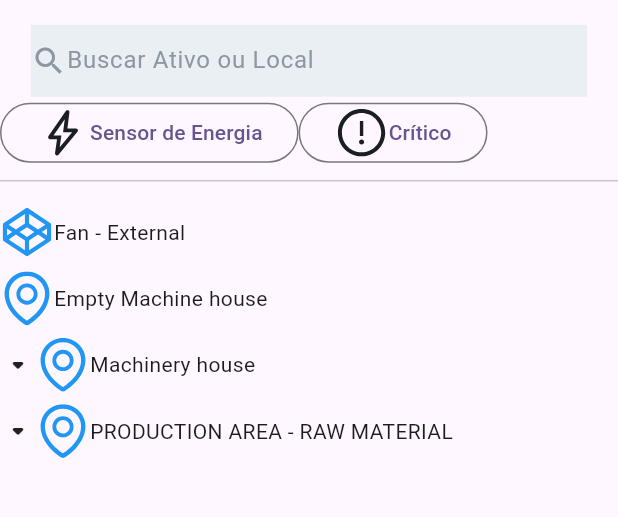
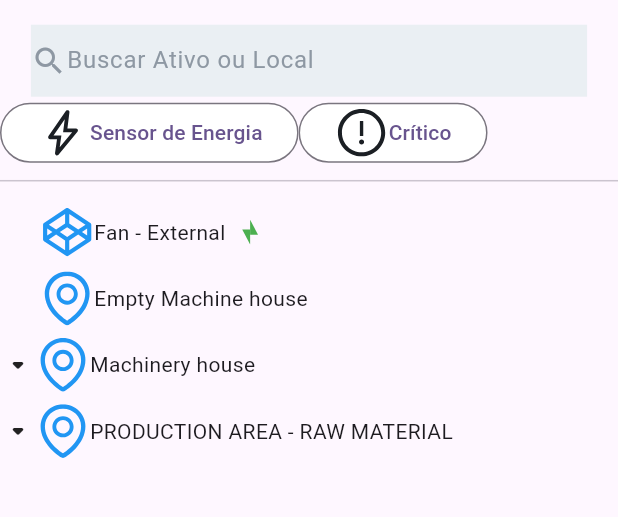
Before and after one commit to luizmaachado/tree-view, a Flutter app: the screen it shows after launch, after a tap on "Jaguar", on a phone screen of 412 x 824 dp, the part 84-601 px from its top. Run offline on Flutter 3.47's test engine with Material 3 defaults, Android fonts, the light colour scheme and no system bars; our stand-ins replace flutter_svg.

Commit message:
develop: implemented button filter and bugfix in search

```diff
--- a/tree_view/lib/view/asset_tree.dart
+++ b/tree_view/lib/view/asset_tree.dart
@@ -2,6 +2,7 @@ import 'package:flutter/material.dart';
 import 'package:flutter/rendering.dart';
 import 'package:flutter/widgets.dart';
 import 'package:flutter_svg/svg.dart';
+import 'package:tree_view/constants/companies_enum.dart';
 import 'package:tree_view/model/resource_model.dart';
 import 'package:tree_view/view/components/app_bar.dart';
 import 'package:tree_view/view/components/tree_list.dart';
@@ -9,7 +10,8 @@ import 'package:tree_view/view_model/tree_view_model.dart';
 
 class AssetTreeView extends StatefulWidget {
   final TreeViewModel viewModel;
-  AssetTreeView({super.key, required this.viewModel});
+  final CompaniesEnum company;
+  AssetTreeView({super.key, required this.viewModel, required this.company});
   bool isSensorButtonPressed = false;
   bool isCriticalButtonPressed = false;
 
@@ -18,6 +20,21 @@ class AssetTreeView extends StatefulWidget {
 }
 
 class _AssetTreeView extends State<AssetTreeView> {
+  Map<String, String> filterObj = {};
+  late Future<List<Resource>> parentList;
+  @override
+  void initState() {
+    parentList = widget.viewModel.getOrphanList(widget.company, getFilterObj());
+    // TODO: implement initState
+    super.initState();
+  }
+
+  @override
+  void setState(VoidCallback fn) {
+    parentList = widget.viewModel.getOrphanList(widget.company, getFilterObj());
+    super.setState(fn);
+  }
+
   TextEditingController searchController = TextEditingController();
   @override
   Widget build(BuildContext context) {
@@ -26,7 +43,73 @@ class _AssetTreeView extends State<AssetTreeView> {
             appBar: CustomAppBar(isMainPage: false),
             body: ListView(children: [
               SizedBox(height: MediaQuery.of(context).size.height * 0.02),
-              Row(
+              searchBar(),
+              buttonSearch(),
+              Divider(),
+              FutureBuilder(
+                  future: parentList,
+                  builder: (BuildContext context,
+                      AsyncSnapshot<List<Resource>> snapshot) {
+                    if (!snapshot.hasData) {
+                      return CircularProgressIndicator();
+                    } else if (snapshot.hasError) {
+                      print(snapshot.error);
+                      return Container();
+                    } else {
+                      return TreeList(
+                          viewModel: widget.viewModel,
+                          resourceList: snapshot.data!);
+                    }
+                  })
+            ])));
+  }
+
+  void search(String value) {
+    if (searchController.text == '') {
+      widget.viewModel.nameFilter = null;
+    } else {
+      widget.viewModel.nameFilter = searchController.text;
+    }
+    setState(() {});
+  }
+
+  Widget buttonSearch() {
+    return Row(
+      children: [
+        OutlinedButton(
+            style: ButtonStyle(
+                backgroundColor: MaterialStatePropertyAll<Color>(
+                    widget.isSensorButtonPressed
+                        ? Color.fromARGB(255, 33, 136, 255)
+                        : Colors.white)),
+            onPressed: () {
+              widget.isSensorButtonPressed = !widget.isSensorButtonPressed;
+              setState(() {});
+            },
+            child: Row(children: [
+              SvgPicture.asset('assets/icons/energy.svg'),
+              Text('Sensor de Energia')
+            ])),
+        OutlinedButton(
+            style: ButtonStyle(
+                backgroundColor: MaterialStatePropertyAll<Color>(
+                    widget.isCriticalButtonPressed
+                        ? Color.fromARGB(255, 33, 136, 255)
+                        : Colors.white)),
+            onPressed: () {
+              widget.isCriticalButtonPressed = !widget.isCriticalButtonPressed;
+              setState(() {});
+            },
+            child: Row(children: [
+              SvgPicture.asset('assets/icons/critical.svg'),
+              Text('Crítico')
+            ])),
+      ],
+    );
+  }
+
+  Widget searchBar() {
+    return Row(
       mainAxisAlignment: MainAxisAlignment.center,
       children: [
         Container(
@@ -54,42 +137,25 @@ class _AssetTreeView extends State<AssetTreeView> {
               )
             ]))
       ],
-              ),
-              Row(
-                children: [
-                  OutlinedButton(
-                      onPressed: () {
-                        setState(() {
-                          widget.isSensorButtonPressed =
-                              !widget.isSensorButtonPressed;
-                        });
-                      },
-                      child: Row(children: [
-                        SvgPicture.asset('assets/icons/energy.svg'),
-                        Text('Sensor de Energia')
-                      ])),
-                  OutlinedButton(
-                      onPressed: () {
-                        setState(() {
-                          widget.isSensorButtonPressed =
-                              !widget.isSensorButtonPressed;
-                        });
-                      },
-                      child: Row(children: [
-                        SvgPicture.asset('assets/icons/critical.svg'),
-                        Text('Crítico')
-                      ])),
-                ],
-              ),
-              Divider(),
-              TreeList(
-                  viewModel: widget.viewModel,
-                  resourceList: widget.viewModel.getOrphanList()),
-            ])));
+    );
   }
 
-  void search(String value) {
-    widget.viewModel.filter = searchController.text;
-    setState(() {});
+  Map<String, String> getFilterObj() {
+    if (searchController.text != '') {
+      filterObj.addAll({'name': searchController.text});
+    } else {
+      if (filterObj.keys.contains('name')) filterObj.remove('name');
+    }
+    if (widget.isSensorButtonPressed) {
+      filterObj.addAll({'sensorType': 'energy'});
+    } else {
+      if (filterObj.keys.contains('sensorType')) filterObj.remove('sensorType');
+    }
+    if (widget.isCriticalButtonPressed) {
+      filterObj.addAll({'status': 'alert'});
+    } else {
+      if (filterObj.keys.contains('status')) filterObj.remove('status');
+    }
+    return filterObj;
   }
 }
--- a/tree_view/lib/view/companies.dart
+++ b/tree_view/lib/view/companies.dart
@@ -20,34 +20,33 @@ class Companies extends StatelessWidget {
         children: [
           TextButton(
             onPressed: () async {
-              await viewModel.createTree(CompaniesEnum.Apex);
               Navigator.push(
                   context,
                   MaterialPageRoute(
-                      builder: (context) =>
-                          AssetTreeView(viewModel: viewModel)));
+                      builder: (context) => AssetTreeView(
+                          viewModel: viewModel, company: CompaniesEnum.Apex)));
             },
             child: Text('Apex'),
           ),
           TextButton(
             onPressed: () async {
-              viewModel.createTree(CompaniesEnum.Jaguar);
               Navigator.push(
                   context,
                   MaterialPageRoute(
-                      builder: (context) =>
-                          AssetTreeView(viewModel: viewModel)));
+                      builder: (context) => AssetTreeView(
+                          viewModel: viewModel,
+                          company: CompaniesEnum.Jaguar)));
             },
             child: Text('Jaguar'),
           ),
           TextButton(
             onPressed: () async {
-              viewModel.createTree(CompaniesEnum.Tobias);
               Navigator.push(
                   context,
                   MaterialPageRoute(
-                      builder: (context) =>
-                          AssetTreeView(viewModel: viewModel)));
+                      builder: (context) => AssetTreeView(
+                          viewModel: viewModel,
+                          company: CompaniesEnum.Tobias)));
             },
             child: Text('Tobias'),
           )
--- a/tree_view/lib/view/components/tree_list.dart
+++ b/tree_view/lib/view/components/tree_list.dart
@@ -5,7 +5,7 @@ import 'package:tree_view/view/components/tree_tile.dart';
 import 'package:tree_view/view_model/tree_view_model.dart';
 
 class TreeList extends StatelessWidget {
-  final Future<List<Resource>> resourceList;
+  final List<Resource> resourceList;
   final TreeViewModel viewModel;
 
   const TreeList(
@@ -13,18 +13,7 @@ class TreeList extends StatelessWidget {
 
   @override
   Widget build(BuildContext context) {
-    return FutureBuilder(
-      future: resourceList,
-      builder: (BuildContext context, AsyncSnapshot<List<Resource>> snapshot) {
-        if (snapshot.hasData) {
-          return Column(children: createTile(snapshot.data!));
-        } else if (snapshot.hasError) {
-          return Container();
-        } else {
-          return CircularProgressIndicator();
-        }
-      },
-    );
+    return Column(children: createTile(resourceList));
   }
 
   createTile(List<Resource> snapshot) {
--- a/tree_view/lib/view/components/tree_tile.dart
+++ b/tree_view/lib/view/components/tree_tile.dart
@@ -19,10 +19,15 @@ class TreeTile extends StatefulWidget {
 class _TreeTile extends State<TreeTile> {
   @override
   Widget build(BuildContext context) {
+    bool hasChildren =
+        widget.viewModel.getChildHash().keys.contains(widget.resource.id);
     return GestureDetector(
         onTap: () {
           setState(() {
-            widget.showChildren = !widget.showChildren;
+            print(widget.resource.status);
+            if (hasChildren) {
+              widget.showChildren = !widget.showChildren;
+            }
           });
         },
         child: Container(
@@ -30,14 +35,22 @@ class _TreeTile extends State<TreeTile> {
                 EdgeInsets.only(top: MediaQuery.of(context).size.height * 0.01),
             child: Column(children: [
               Row(children: [
-                widget.viewModel
-                        .getChildHash()
-                        .keys
-                        .contains(widget.resource.id)
+                hasChildren
                     ? const Icon(Icons.arrow_drop_down_rounded)
-                    : Container(),
+                    : SizedBox(
+                        width: MediaQuery.of(context).size.width * 0.065,
+                      ),
                 getSvg(),
-                Text(widget.resource.name)
+                Flexible(
+                    child: Container(
+                        child: Text(
+                  widget.resource.name,
+                  overflow: TextOverflow.ellipsis,
+                ))),
+                SizedBox(
+                  width: MediaQuery.of(context).size.width * 0.02,
+                ),
+                displaySign(),
               ]),
               widget.showChildren
                   ? Padding(
@@ -72,4 +85,23 @@ class _TreeTile extends State<TreeTile> {
       );
     }
   }
+
+  Widget displaySign() {
+    if (widget.resource.sensorType == 'energy') {
+      return SvgPicture.asset('assets/icons/bolt.svg',
+          color: Colors.green,
+          height: MediaQuery.of(context).size.height * 0.02);
+    } else if (widget.resource.status == 'alert') {
+      return ClipOval(
+          child: Container(
+              height: MediaQuery.of(context).size.height * 0.015,
+              width: MediaQuery.of(context).size.height * 0.015,
+              decoration: BoxDecoration(
+                color: Colors.red,
+                shape: BoxShape.circle,
+              )));
+    } else {
+      return Container();
+    }
+  }
 }
--- a/tree_view/lib/view_model/tree_view_model.dart
+++ b/tree_view/lib/view_model/tree_view_model.dart
@@ -7,12 +7,12 @@ import 'package:tree_view/model/tree_model.dart';
 class TreeViewModel {
   TreeModel tree = TreeModel();
   late CompaniesEnum actualCompany = CompaniesEnum.None;
-  String? filter;
-  createTree(CompaniesEnum company) async {
+  String? nameFilter;
+  bool energySensorFilter = false;
+  bool criticalStatusFilter = false;
+  Future<List<Resource>> createTree(CompaniesEnum company) async {
     String assetPath = '';
-    if (actualCompany == company) {
-      return null;
-    }
+
     switch (company) {
       case CompaniesEnum.Apex:
         assetPath = 'assets/jsons/ApexUnit';
@@ -23,48 +23,56 @@ class TreeViewModel {
 
       case CompaniesEnum.None:
     }
-    await tree.createTree(assetPath);
     actualCompany = company;
+    var list = await tree.createTree(assetPath);
+
+    return list;
   }
 
-  Future<List<Resource>> getOrphanList() async {
-    if (filter != null) {
-      return getFilteredTree();
+  List<Resource> getChild(Resource resource) {
+    return tree.childHash[resource.id] == null
+        ? []
+        : tree.childHash[resource.id]!;
+  }
+
+  Future<List<Resource>> getOrphanList(
+      CompaniesEnum company, Map<String, String> filterObj) async {
+    if (filterObj.keys.isNotEmpty) {
+      await createTree(company);
+      return getFilteredTree(filterObj);
     }
-    return tree.orphanList;
+    return createTree(company);
   }
 
   Map<String, List<Resource>> getChildHash() {
     return tree.childHash;
   }
 
-  Future<List<Resource>> getChild(Resource resource) async {
-    return tree.childHash[resource.id] == null
-        ? []
-        : tree.childHash[resource.id]!;
-  }
+  Future<List<Resource>> getFilteredTree(Map<String, String> filterObj) async {
+    Map<String, List<Resource>> filteredChildHash =
+        Map<String, List<Resource>>.from(getChildHash());
 
-  Future<List<Resource>> getFilteredTree() async {
-    Map<String, List<Resource>> filteredChildHash = getChildHash();
     List<Resource> filteredList = [];
 
-    await search(filteredChildHash, filteredList);
+    await search(filteredChildHash, filteredList, filterObj);
 
     return filteredList;
   }
 
   Future<List<Resource>> search(Map<String, List<Resource>> filteredChildHash,
-      List<Resource> filteredList) async {
+      List<Resource> filteredList, Map<String, String> filterObj) async {
     for (Resource resource in tree.orphanList) {
-      List<Resource> child = await getChild(resource);
+      List<Resource> child = filteredChildHash[resource.id] == null
+          ? []
+          : filteredChildHash[resource.id]!;
       if (child.isNotEmpty) {
         bool? resourceIsOk =
-            await tree.searchResource(filter!, resource, filteredChildHash);
+            await tree.searchResource(filterObj, resource, filteredChildHash);
         if (resourceIsOk != false) {
           filteredList.add(resource);
         }
       } else {
-        if (resource.name.contains(filter!)) {
+        if (tree.checkFilter(filterObj, resource)) {
           filteredList.add(resource);
         }
       }
```
Also changed, not shown: tree_view/lib/model/tree_model.dart (+37 -15 lines), tree_view/lib/view/components/button.dart (added, +39 -0 lines), tree_view/assets/icons/bolt.svg (added). Lines whose indentation alone changed are shown as unchanged.
